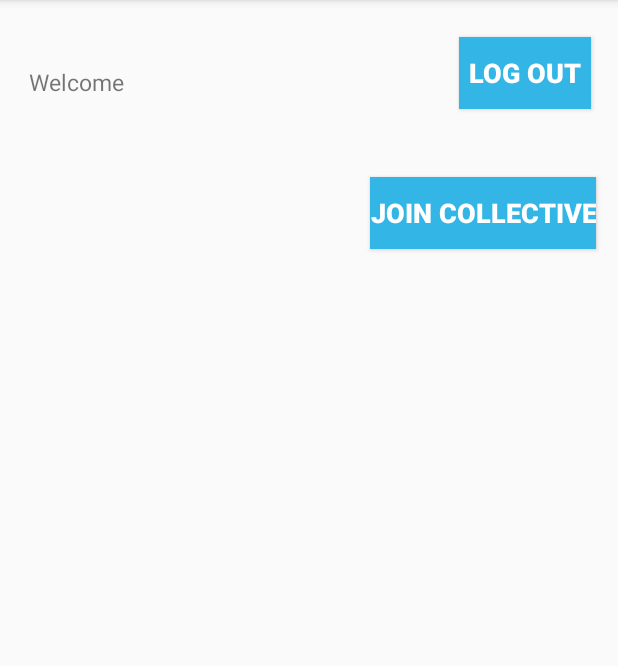
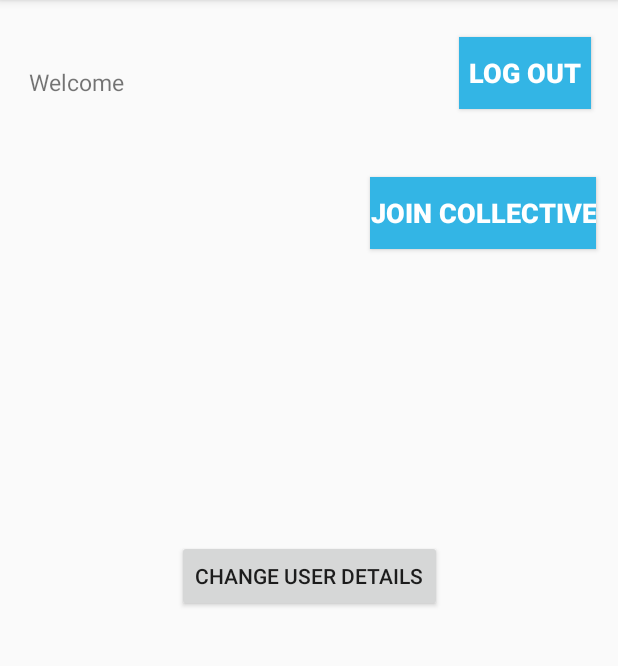
Before and after one commit to iusetabs/CommunalCosts, an Android app: the screen it shows after launch once a user with an empty profile is signed in (Home_Activity), on a phone screen of 412 x 824 dp, the part 84-750 px from its top. Run offline under Robolectric (Android 15) with nearby library versions, the phone set to English and light mode, and no system bars; our stand-ins replace Firebase (no records; nobody signed in at launch, a user with empty details on screens opened directly).

Commit message:
account detail changes

```diff
--- a/CommunalCosts-Client-App/app/build.gradle
+++ b/CommunalCosts-Client-App/app/build.gradle
@@ -37,4 +37,5 @@ dependencies {
 
 
 
+
 apply plugin: 'com.google.gms.google-services'
--- a/CommunalCosts-Client-App/app/src/main/java/jameskealanthirdyearproject/communalcosts_client_app/Home_Activity.java
+++ b/CommunalCosts-Client-App/app/src/main/java/jameskealanthirdyearproject/communalcosts_client_app/Home_Activity.java
@@ -14,6 +14,8 @@ import com.google.firebase.auth.FirebaseUser;
 
 public class Home_Activity extends AppCompatActivity implements View.OnClickListener{
 
+    private Intent editDetailsBtn;
+    private Button edit;
     private Button logOutBtn;
     private Button joinCollBtn;
     private FirebaseAuth firAuth;
@@ -28,6 +30,8 @@ public class Home_Activity extends AppCompatActivity implements View.OnClickList
         super.onCreate(savedInstanceState);
         setContentView(R.layout.home_activity);
 
+        edit = (Button) findViewById(R.id.home_chng_detailsBtn);
+        editDetailsBtn = new Intent(Home_Activity.this, accountDetails.class);
         logInActivity = new Intent(Home_Activity.this, LogIn_Activity.class);
         colActivity = new Intent(Home_Activity.this, CommunalActivity.class);
         logOutBtn = (Button) findViewById(R.id.Home_LogOutBtn);
@@ -41,6 +45,7 @@ public class Home_Activity extends AppCompatActivity implements View.OnClickList
             startActivity(logInActivity);
         }
 
+        edit.setOnClickListener(this);
         joinCollBtn.setOnClickListener(this);
         FirebaseUser user = firAuth.getCurrentUser();
         welcomeText.setText("Welcome " + user.getEmail());
@@ -80,5 +85,10 @@ public class Home_Activity extends AppCompatActivity implements View.OnClickList
             AlertDialog dialog = addCollectiveDia.create();
             dialog.show();
         }
+        else if (v==edit){
+            finish();
+            startActivity(editDetailsBtn);
+
+        }
     }
 }
--- a/CommunalCosts-Client-App/app/src/main/res/layout/home_activity.xml
+++ b/CommunalCosts-Client-App/app/src/main/res/layout/home_activity.xml
@@ -15,10 +15,10 @@
         android:textColor="@android:color/white"
         android:textSize="18sp"
         android:textStyle="bold"
+        app:layout_constraintBottom_toBottomOf="parent"
+        app:layout_constraintHorizontal_bias="0.945"
+        app:layout_constraintLeft_toLeftOf="parent"
         app:layout_constraintRight_toRightOf="parent"
-        app:layout_constraintLeft_toLeftOf="parent"
-        app:layout_constraintHorizontal_bias="0.945"
-        app:layout_constraintBottom_toBottomOf="parent"
         app:layout_constraintTop_toTopOf="parent"
         app:layout_constraintVertical_bias="0.034" />
 
@@ -50,4 +50,15 @@
         app:layout_constraintRight_toRightOf="parent"
         app:layout_constraintTop_toTopOf="parent"
         app:layout_constraintVertical_bias="0.059" />
+
+    <Button
+        android:id="@+id/home_chng_detailsBtn"
+        android:layout_width="wrap_content"
+        android:layout_height="wrap_content"
+        android:text="change user details"
+        app:layout_constraintBottom_toBottomOf="parent"
+        app:layout_constraintEnd_toEndOf="parent"
+        app:layout_constraintHorizontal_bias="0.5"
+        app:layout_constraintStart_toStartOf="parent"
+        app:layout_constraintTop_toTopOf="parent" />
 </android.support.constraint.ConstraintLayout>
--- a/CommunalCosts-Client-App/app/src/main/res/values/strings.xml
+++ b/CommunalCosts-Client-App/app/src/main/res/values/strings.xml
@@ -1,4 +1,5 @@
 <resources>
     <string name="app_name">CommunalCosts-Client-App</string>
     <string name="title_activity_communal_finances">CommunalFinances</string>
+    <string name="title_activity_account_details">accountDetails</string>
 </resources>
```
Also changed, not shown: CommunalCosts-Client-App/app/src/main/AndroidManifest.xml (+7 -4 lines), CommunalCosts-Client-App/app/src/main/java/jameskealanthirdyearproject/communalcosts_client_app/accountDetails.java (added, +65 -0 lines), CommunalCosts-Client-App/app/src/main/res/layout/activity_account_details.xml (added, +33 -0 lines), CommunalCosts-Client-App/app/src/main/res/layout/content_account_details.xml (added, +44 -0 lines).
